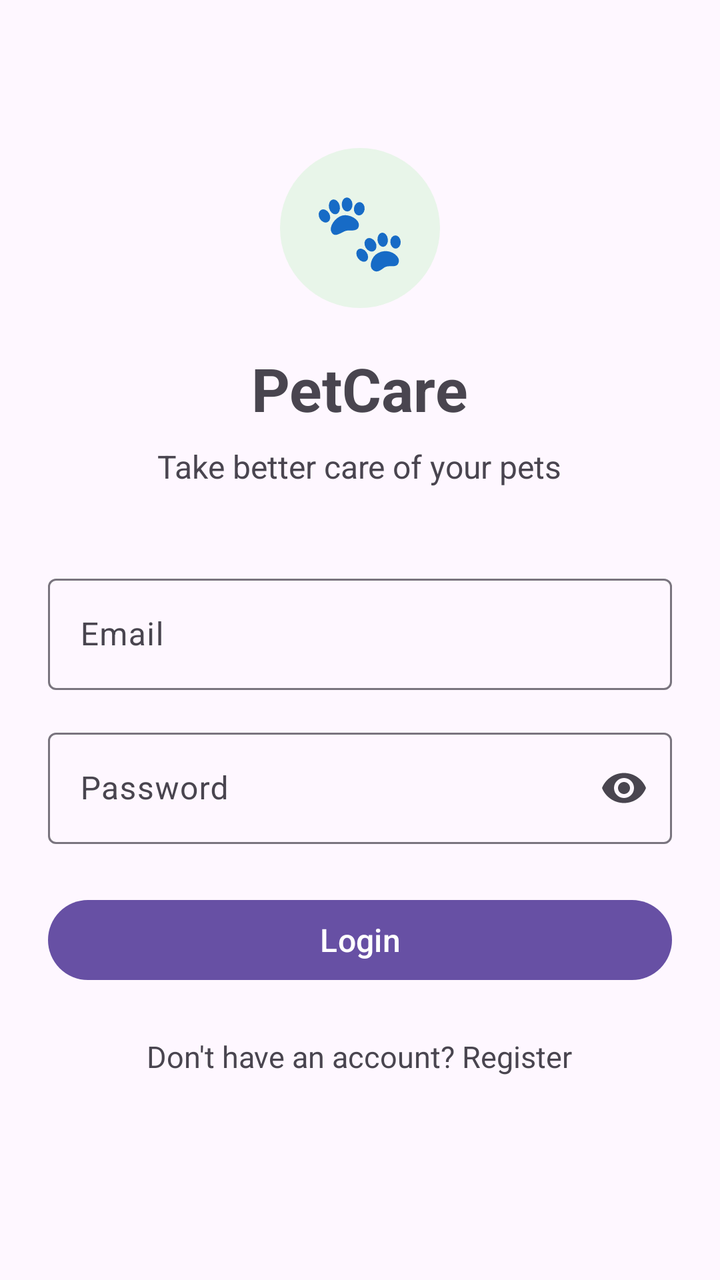
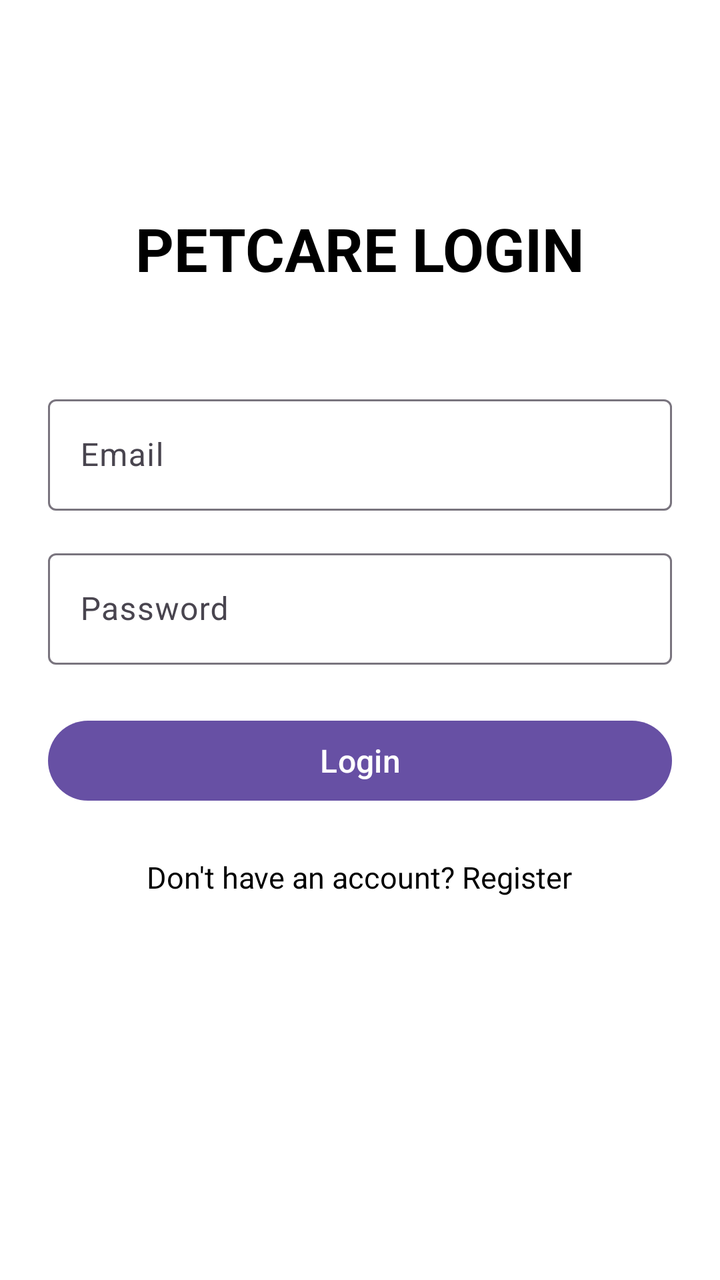

Screens rendered from an Android XML layout before and after an edit, with the pre-edit source and the edit as a unified diff.
<!-- AndroidManifest.xml: application theme Theme.PetCare -->
<!-- res/layout/activity_login.xml -->
<?xml version="1.0" encoding="utf-8"?>
<ScrollView xmlns:android="http://schemas.android.com/apk/res/android"
    xmlns:app="http://schemas.android.com/apk/res-auto"
    android:layout_width="match_parent"
    android:layout_height="match_parent"
    android:fillViewport="true">

    <LinearLayout
        android:layout_width="match_parent"
        android:layout_height="wrap_content"
        android:orientation="vertical"
        android:padding="24dp"
        android:gravity="center_horizontal">

        
        <TextView
            android:layout_width="80dp"
            android:layout_height="80dp"
            android:layout_marginTop="50dp"
            android:background="@drawable/bg_logo"
            android:gravity="center"
            android:text="🐾"
            android:textSize="38sp" />

        
        <TextView
            android:layout_width="wrap_content"
            android:layout_height="wrap_content"
            android:layout_marginTop="20dp"
            android:text="PetCare"
            android:textSize="30sp"
            android:textStyle="bold" />

        
        <TextView
            android:layout_width="wrap_content"
            android:layout_height="wrap_content"
            android:layout_marginTop="8dp"
            android:text="Take better care of your pets"
            android:textSize="16sp" />

        
        <com.google.android.material.textfield.TextInputLayout
            android:id="@+id/emailLayout"
            android:layout_width="match_parent"
            android:layout_height="wrap_content"
            android:layout_marginTop="40dp"
            android:hint="Email"
            app:boxMode="outline">

            <com.google.android.material.textfield.TextInputEditText
                android:id="@+id/emailEditText"
                android:layout_width="match_parent"
                android:layout_height="wrap_content"
                android:inputType="textEmailAddress" />

        </com.google.android.material.textfield.TextInputLayout>

        
        <com.google.android.material.textfield.TextInputLayout
            android:id="@+id/passwordLayout"
            android:layout_width="match_parent"
            android:layout_height="wrap_content"
            android:layout_marginTop="16dp"
            android:hint="Password"
            app:boxMode="outline"
            app:endIconMode="password_toggle">

            <com.google.android.material.textfield.TextInputEditText
                android:id="@+id/passwordEditText"
                android:layout_width="match_parent"
                android:layout_height="wrap_content"
                android:inputType="textPassword" />

        </com.google.android.material.textfield.TextInputLayout>

        
        <com.google.android.material.button.MaterialButton
            android:id="@+id/loginButton"
            android:layout_width="match_parent"
            android:layout_height="wrap_content"
            android:layout_marginTop="24dp"
            android:text="Login"
            android:textSize="16sp" />

        
        <TextView
            android:id="@+id/registerTextView"
            android:layout_width="wrap_content"
            android:layout_height="wrap_content"
            android:layout_marginTop="24dp"
            android:text="Don't have an account? Register"
            android:textSize="15sp"
            android:clickable="true"
            android:focusable="true" />

    </LinearLayout>

</ScrollView>
<!-- resources referenced by this layout -->
<resources>
  <!-- drawable bg_logo (drawable) -->
  <?xml version="1.0" encoding="utf-8"?>
  <shape xmlns:android="http://schemas.android.com/apk/res/android"
      android:shape="rectangle">
  
      <solid android:color="#E8F5E9" />
  
      <corners android:radius="40dp" />
  
  </shape>
  <style name="Theme.PetCare" parent="Base.Theme.PetCare" />
  <style name="Base.Theme.PetCare" parent="Theme.Material3.DayNight.NoActionBar">
          
          
      </style>
</resources>

<!-- the commit's change to res/layout/activity_login.xml (unified diff, before → after) -->
@@ -1,99 +1,69 @@
 <?xml version="1.0" encoding="utf-8"?>
-<ScrollView xmlns:android="http://schemas.android.com/apk/res/android"
+<LinearLayout xmlns:android="http://schemas.android.com/apk/res/android"
     xmlns:app="http://schemas.android.com/apk/res-auto"
     android:layout_width="match_parent"
     android:layout_height="match_parent"
-    android:fillViewport="true">
+    android:orientation="vertical"
+    android:gravity="center_horizontal"
+    android:padding="24dp"
+    android:background="#FFFFFF">
 
-    <LinearLayout
+    <TextView
+        android:layout_width="wrap_content"
+        android:layout_height="wrap_content"
+        android:layout_marginTop="80dp"
+        android:text="PETCARE LOGIN"
+        android:textColor="#000000"
+        android:textSize="30sp"
+        android:textStyle="bold" />
+
+    <com.google.android.material.textfield.TextInputLayout
         android:layout_width="match_parent"
         android:layout_height="wrap_content"
-        android:orientation="vertical"
-        android:padding="24dp"
-        android:gravity="center_horizontal">
+        android:layout_marginTop="50dp"
+        android:hint="Email"
+        app:boxBackgroundMode="outline">
 
-        
-        <TextView
-            android:layout_width="80dp"
-            android:layout_height="80dp"
-            android:layout_marginTop="50dp"
-            android:background="@drawable/bg_logo"
-            android:gravity="center"
-            android:text="🐾"
-            android:textSize="38sp" />
-
-        
-        <TextView
-            android:layout_width="wrap_content"
-            android:layout_height="wrap_content"
-            android:layout_marginTop="20dp"
-            android:text="PetCare"
-            android:textSize="30sp"
-            android:textStyle="bold" />
-
-        
-        <TextView
-            android:layout_width="wrap_content"
-            android:layout_height="wrap_content"
-            android:layout_marginTop="8dp"
-            android:text="Take better care of your pets"
-            android:textSize="16sp" />
-
-        
-        <com.google.android.material.textfield.TextInputLayout
-            android:id="@+id/emailLayout"
+        <com.google.android.material.textfield.TextInputEditText
+            android:id="@+id/emailEditText"
             android:layout_width="match_parent"
             android:layout_height="wrap_content"
-            android:layout_marginTop="40dp"
-            android:hint="Email"
-            app:boxMode="outline">
+            android:inputType="textEmailAddress" />
 
-            <com.google.android.material.textfield.TextInputEditText
-                android:id="@+id/emailEditText"
-                android:layout_width="match_parent"
-                android:layout_height="wrap_content"
-                android:inputType="textEmailAddress" />
+    </com.google.android.material.textfield.TextInputLayout>
 
-        </com.google.android.material.textfield.TextInputLayout>
+    <com.google.android.material.textfield.TextInputLayout
+        android:layout_width="match_parent"
+        android:layout_height="wrap_content"
+        android:layout_marginTop="16dp"
+        android:hint="Password"
+        app:boxBackgroundMode="outline">
 
-        
-        <com.google.android.material.textfield.TextInputLayout
-            android:id="@+id/passwordLayout"
+        <com.google.android.material.textfield.TextInputEditText
+            android:id="@+id/passwordEditText"
             android:layout_width="match_parent"
             android:layout_height="wrap_content"
-            android:layout_marginTop="16dp"
-            android:hint="Password"
-            app:boxMode="outline"
-            app:endIconMode="password_toggle">
+            android:inputType="textPassword" />
 
-            <com.google.android.material.textfield.TextInputEditText
-                android:id="@+id/passwordEditText"
-                android:layout_width="match_parent"
-                android:layout_height="wrap_content"
-                android:inputType="textPassword" />
+    </com.google.android.material.textfield.TextInputLayout>
 
-        </com.google.android.material.textfield.TextInputLayout>
+    <com.google.android.material.button.MaterialButton
+        android:id="@+id/loginButton"
+        android:layout_width="match_parent"
+        android:layout_height="wrap_content"
+        android:layout_marginTop="24dp"
+        android:text="Login"
+        android:textSize="16sp" />
 
-        
-        <com.google.android.material.button.MaterialButton
-            android:id="@+id/loginButton"
-            android:layout_width="match_parent"
-            android:layout_height="wrap_content"
-            android:layout_marginTop="24dp"
-            android:text="Login"
-            android:textSize="16sp" />
+    <TextView
+        android:id="@+id/registerTextView"
+        android:layout_width="wrap_content"
+        android:layout_height="wrap_content"
+        android:layout_marginTop="24dp"
+        android:text="Don't have an account? Register"
+        android:textColor="#000000"
+        android:textSize="15sp"
+        android:clickable="true"
+        android:focusable="true" />
 
-        
-        <TextView
-            android:id="@+id/registerTextView"
-            android:layout_width="wrap_content"
-            android:layout_height="wrap_content"
-            android:layout_marginTop="24dp"
-            android:text="Don't have an account? Register"
-            android:textSize="15sp"
-            android:clickable="true"
-            android:focusable="true" />
-
-    </LinearLayout>
-
-</ScrollView>
+</LinearLayout>
<!-- resource entries referenced after the edit -->
@@ -1,15 +1,5 @@
 <!-- resources referenced by this layout -->
 <resources>
-  <!-- drawable bg_logo (drawable) -->
-  <?xml version="1.0" encoding="utf-8"?>
-  <shape xmlns:android="http://schemas.android.com/apk/res/android"
-      android:shape="rectangle">
-  
-      <solid android:color="#E8F5E9" />
-  
-      <corners android:radius="40dp" />
-  
-  </shape>
   <style name="Theme.PetCare" parent="Base.Theme.PetCare" />
   <style name="Base.Theme.PetCare" parent="Theme.Material3.DayNight.NoActionBar">
           
